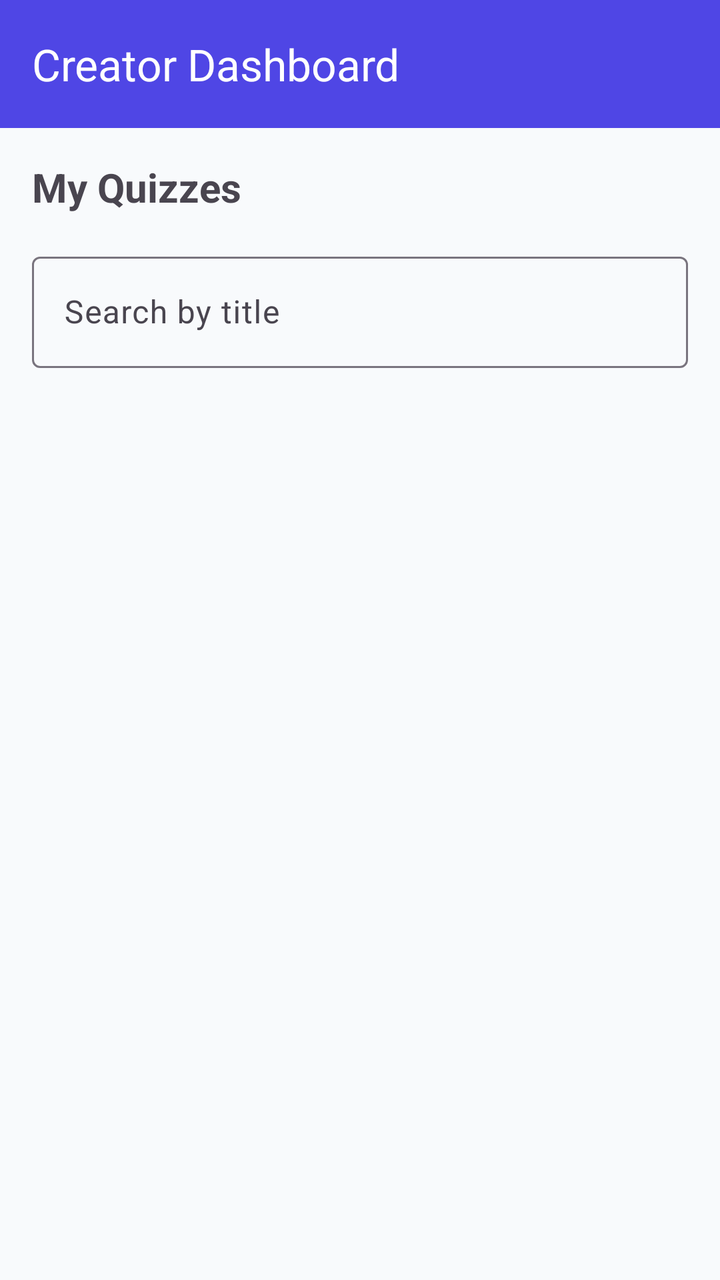
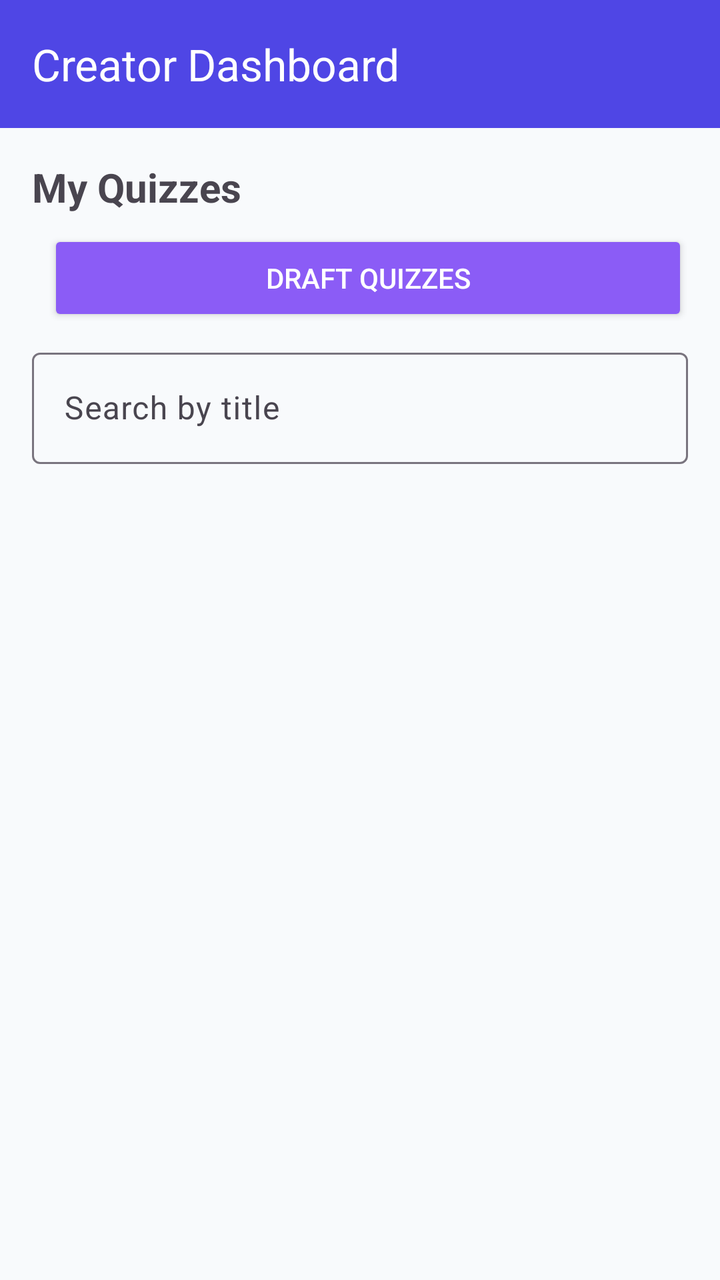

An Android layout rendered at two revisions. The XML below is the earlier revision; the diff shows what the commit changed to produce the second picture.
<!-- AndroidManifest.xml: application theme Theme.SmartQuiz -->
<!-- res/layout/activity_creator_dashboard.xml -->
<?xml version="1.0" encoding="utf-8"?>
<LinearLayout xmlns:android="http://schemas.android.com/apk/res/android"
    xmlns:app="http://schemas.android.com/apk/res-auto"
    android:layout_width="match_parent"
    android:layout_height="match_parent"
    android:orientation="vertical"
    android:fitsSystemWindows="true"
    android:background="@color/background">

    <androidx.appcompat.widget.Toolbar
        android:id="@+id/toolbar"
        android:layout_width="match_parent"
        android:layout_height="?attr/actionBarSize"
        android:background="@color/primary"
        app:title="Creator Dashboard"
        app:titleTextColor="@color/white" />

    <TextView
        android:layout_width="wrap_content"
        android:layout_height="wrap_content"
        android:text="My Quizzes"
        android:textSize="20sp"
        android:textStyle="bold"
        android:layout_margin="16dp" />

    
    <com.google.android.material.textfield.TextInputLayout
        style="@style/Widget.Material3.TextInputLayout.OutlinedBox"
        android:layout_width="match_parent"
        android:layout_height="wrap_content"
        android:hint="Search by title"
        app:endIconMode="clear_text"
        android:layout_marginHorizontal="16dp"
        android:layout_marginBottom="8dp">

        <com.google.android.material.textfield.TextInputEditText
            android:id="@+id/etSearch"
            android:layout_width="match_parent"
            android:layout_height="wrap_content"
            android:inputType="text"
            android:maxLines="1" />
    </com.google.android.material.textfield.TextInputLayout>

    <androidx.recyclerview.widget.RecyclerView
        android:id="@+id/rvMyQuizzes"
        android:layout_width="match_parent"
        android:layout_height="match_parent"
        android:padding="8dp" />

</LinearLayout>
<!-- resources referenced by this layout -->
<resources>
  <color name="background">#F8FAFC</color>
  <color name="primary">#4F46E5</color>
  <color name="white">#FFFFFFFF</color>
  <style name="Theme.SmartQuiz" parent="Theme.Material3.DayNight.NoActionBar">
          
          <item name="colorPrimary">#4F46E5</item>
          <item name="colorPrimaryContainer">#E0E7FF</item>
          <item name="colorOnPrimary">@android:color/white</item>
          <item name="colorSecondary">#06B6D4</item>
          <item name="colorSecondaryContainer">#CFFAFE</item>
          <item name="colorOnSecondary">@android:color/black</item>
          <item name="colorError">#EF4444</item>
          <item name="android:windowBackground">#F8FAFC</item>
          <item name="android:statusBarColor">#4338CA</item>
  
          
          <item name="android:windowAnimationStyle">@style/Animation.ActivityTransition</item>
  
          
          <item name="textAppearanceHeadline1">@style/TextAppearance.SmartQuiz.Headline1</item>
          <item name="textAppearanceHeadline2">@style/TextAppearance.SmartQuiz.Headline2</item>
          <item name="textAppearanceHeadline3">@style/TextAppearance.SmartQuiz.Headline3</item>
          <item name="textAppearanceBody1">@style/TextAppearance.SmartQuiz.Body1</item>
          <item name="textAppearanceBody2">@style/TextAppearance.SmartQuiz.Body2</item>
      </style>
  <style name="Animation.ActivityTransition" parent="@android:style/Animation.Activity">
          <item name="android:activityOpenEnterAnimation">@anim/slide_in_right</item>
          <item name="android:activityOpenExitAnimation">@anim/slide_out_left</item>
          <item name="android:activityCloseEnterAnimation">@anim/slide_in_left</item>
          <item name="android:activityCloseExitAnimation">@anim/slide_out_right</item>
      </style>
  <style name="TextAppearance.SmartQuiz.Headline1" parent="TextAppearance.Material3.HeadlineLarge">
          <item name="android:textSize">32sp</item>
          <item name="android:textStyle">bold</item>
      </style>
  <style name="TextAppearance.SmartQuiz.Headline2" parent="TextAppearance.Material3.HeadlineMedium">
          <item name="android:textSize">24sp</item>
          <item name="android:textStyle">bold</item>
      </style>
  <style name="TextAppearance.SmartQuiz.Headline3" parent="TextAppearance.Material3.HeadlineSmall">
          <item name="android:textSize">20sp</item>
          <item name="android:textStyle">bold</item>
      </style>
  <style name="TextAppearance.SmartQuiz.Body1" parent="TextAppearance.Material3.BodyLarge">
          <item name="android:textSize">16sp</item>
      </style>
  <style name="TextAppearance.SmartQuiz.Body2" parent="TextAppearance.Material3.BodyMedium">
          <item name="android:textSize">14sp</item>
      </style>
</resources>

<!-- the commit's change to res/layout/activity_creator_dashboard.xml (unified diff, before → after) -->
@@ -21,7 +21,29 @@
         android:text="My Quizzes"
         android:textSize="20sp"
         android:textStyle="bold"
-        android:layout_margin="16dp" />
+        android:layout_marginStart="16dp"
+        android:layout_marginTop="16dp" />
+
+    
+    <LinearLayout
+        android:layout_width="match_parent"
+        android:layout_height="wrap_content"
+        android:orientation="horizontal"
+        android:layout_marginStart="16dp"
+        android:layout_marginEnd="16dp"
+        android:layout_marginTop="8dp"
+        android:layout_marginBottom="8dp">
+
+        <Button
+            android:id="@+id/btnDraftQuizzes"
+            android:layout_width="0dp"
+            android:layout_height="wrap_content"
+            android:layout_weight="1"
+            android:text="Draft Quizzes"
+            android:backgroundTint="@color/accent"
+            android:textColor="@color/white"
+            android:layout_marginStart="8dp" />
+    </LinearLayout>
 
     
     <com.google.android.material.textfield.TextInputLayout
<!-- resource entries referenced after the edit -->
@@ -1,5 +1,6 @@
 <!-- resources referenced by this layout -->
 <resources>
+  <color name="accent">#8B5CF6</color>
   <color name="background">#F8FAFC</color>
   <color name="primary">#4F46E5</color>
   <color name="white">#FFFFFFFF</color>
